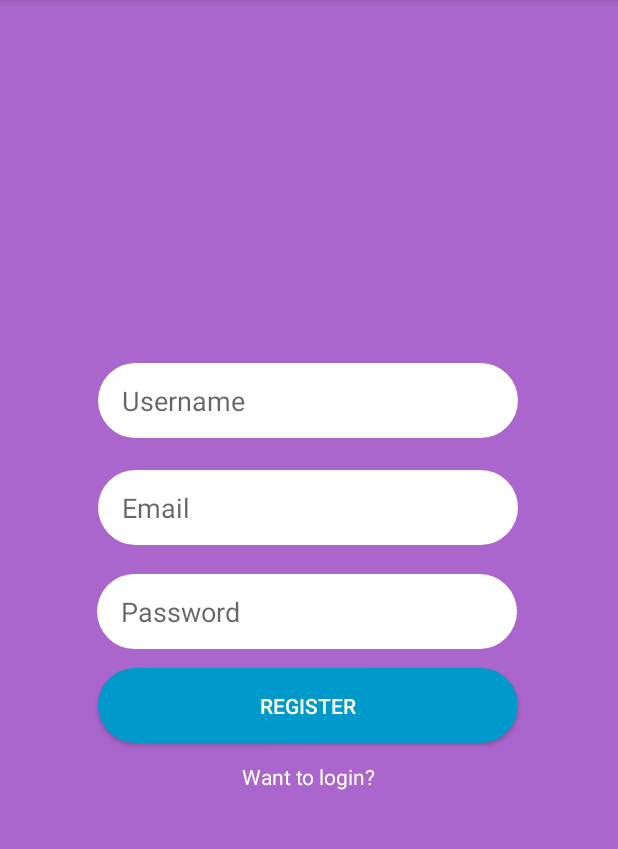
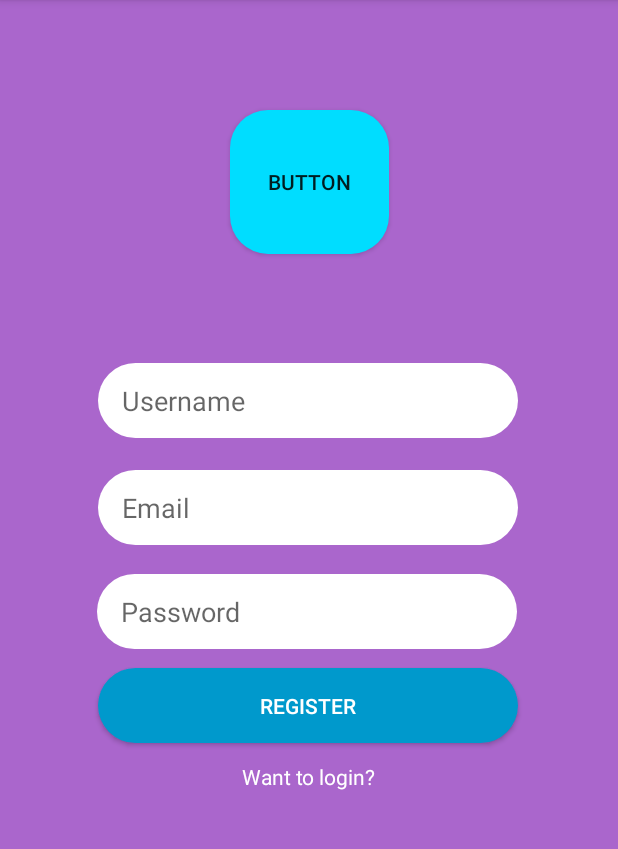
Before and after one commit to simenghe/Messaging, an Android app: the screen it shows after launch (MainActivity), on a phone screen of 412 x 824 dp, the part 84-933 px from its top. Run offline under Robolectric (Android 15) with nearby library versions, the phone set to English and light mode, and no system bars; our stand-ins replace Firebase (no records; nobody signed in at launch, a user with empty details on screens opened directly).

Commit message:
Getting closer

```diff
--- a/app/src/main/java/com/example/simen/newmessages/LoginActivity.kt
+++ b/app/src/main/java/com/example/simen/newmessages/LoginActivity.kt
@@ -17,6 +17,7 @@ class LoginActivity: AppCompatActivity(){
         txtRegister.setOnClickListener(){
             finish()
         }
+
     }
 
     private fun performLogin() {
--- /dev/null
+++ b/app/src/main/res/drawable/second_circle.xml
@@ -0,0 +1,5 @@
+<?xml version="1.0" encoding="utf-8"?>
+<shape xmlns:android="http://schemas.android.com/apk/res/android">
+    <solid android:color="@android:color/holo_blue_bright"/>
+    <corners android:radius="25dp"/>
+</shape>
--- a/app/src/main/res/layout/activity_main.xml
+++ b/app/src/main/res/layout/activity_main.xml
@@ -109,4 +109,22 @@
         app:layout_constraintStart_toStartOf="parent"
         app:layout_constraintTop_toBottomOf="@+id/btnRegister"
         app:layout_constraintVertical_bias="0.051" />
+
+    <Button
+        android:id="@+id/button"
+        android:layout_width="106dp"
+        android:layout_height="96dp"
+        android:layout_marginBottom="8dp"
+        android:layout_marginEnd="8dp"
+        android:layout_marginLeft="8dp"
+        android:layout_marginRight="8dp"
+        android:layout_marginStart="8dp"
+        android:layout_marginTop="8dp"
+        android:background="@drawable/second_circle"
+        android:text="Button"
+        app:layout_constraintBottom_toTopOf="@+id/editUser"
+        app:layout_constraintEnd_toEndOf="parent"
+        app:layout_constraintStart_toStartOf="parent"
+        app:layout_constraintTop_toTopOf="parent" />
+
 </android.support.constraint.ConstraintLayout>
```
Also changed, not shown: app/src/main/res/layout/activity_login.xml (+0 -17 lines).
